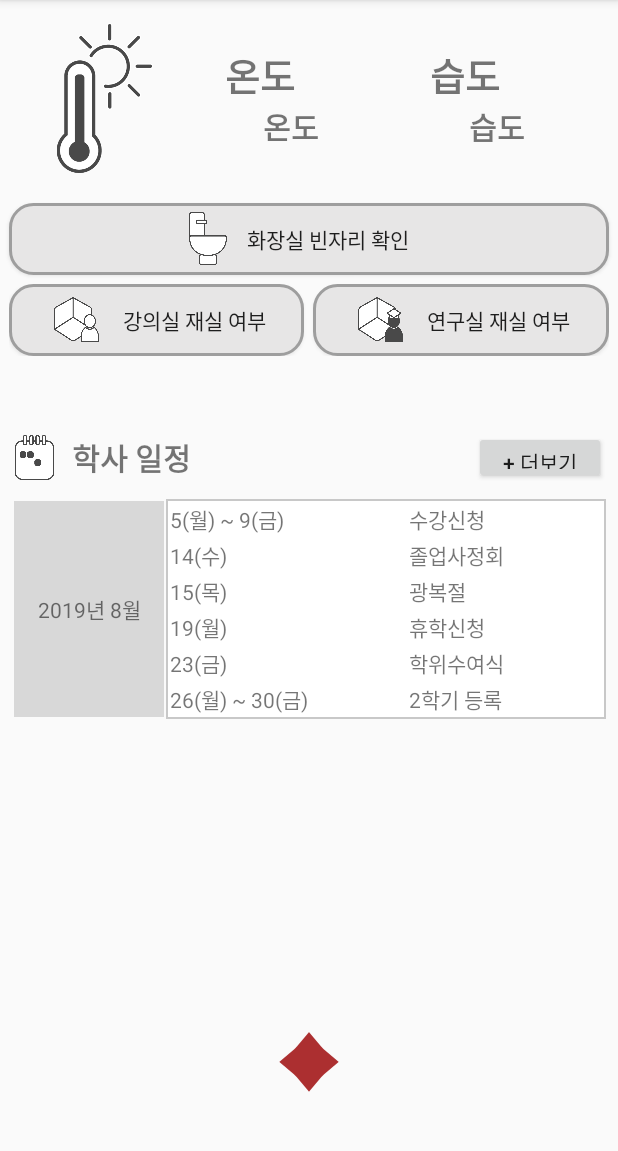
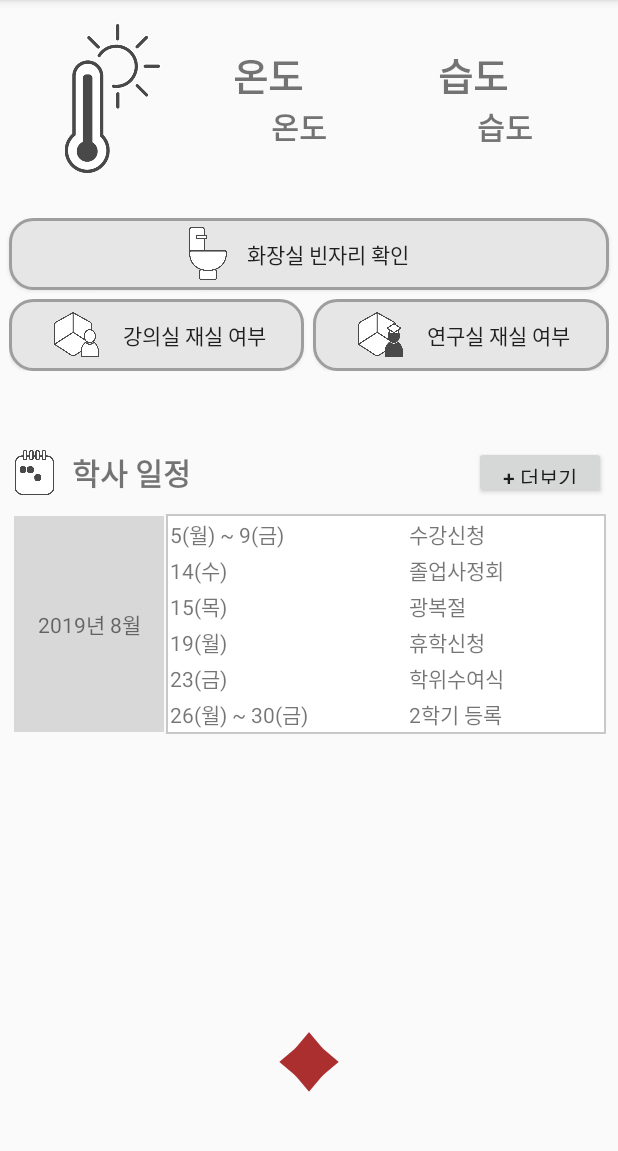
Before and after one commit to Yun-D/ArduinoHackathon_team3, an Android app: the StudentMainActivity screen opened directly, with no data from a screen before it, on a phone screen of 412 x 824 dp, the part 84-1235 px from its top. Run offline under Robolectric (Android 15) with nearby library versions, the light colour scheme and no system bars; our stand-ins replace Firebase (no records; nobody signed in at launch, a user with empty details on screens opened directly).

Commit message:
세부 여백 조절

```diff
--- a/app/src/main/res/layout/activity_student_main.xml
+++ b/app/src/main/res/layout/activity_student_main.xml
@@ -16,13 +16,13 @@
             android:layout_width="match_parent"
             android:layout_height="wrap_content"
             android:layout_gravity="center"
-            android:layout_marginBottom="20dp"
+            android:layout_marginBottom="30dp"
             android:layout_marginTop="15dp">
             <ImageView
                 android:layout_width="100dp"
                 android:layout_height="100dp"
                 android:src="@drawable/degree_icon_1"
-                android:layout_marginLeft="20dp"
+                android:layout_marginLeft="25dp"
                 android:layout_marginRight="30dp"/>
 
             <LinearLayout
```
